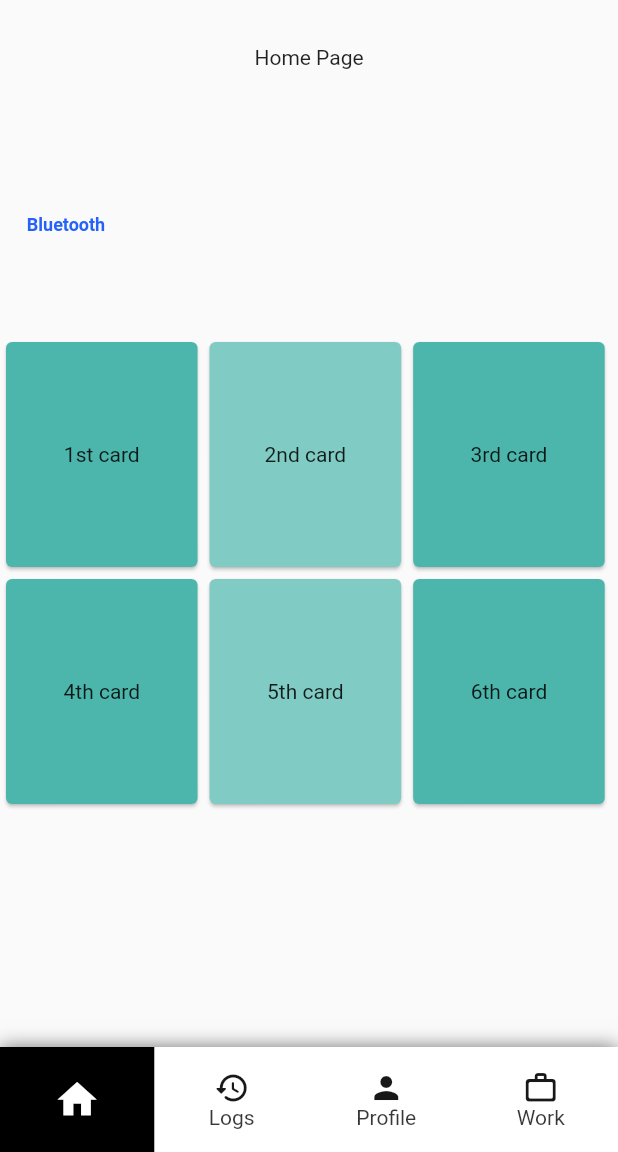
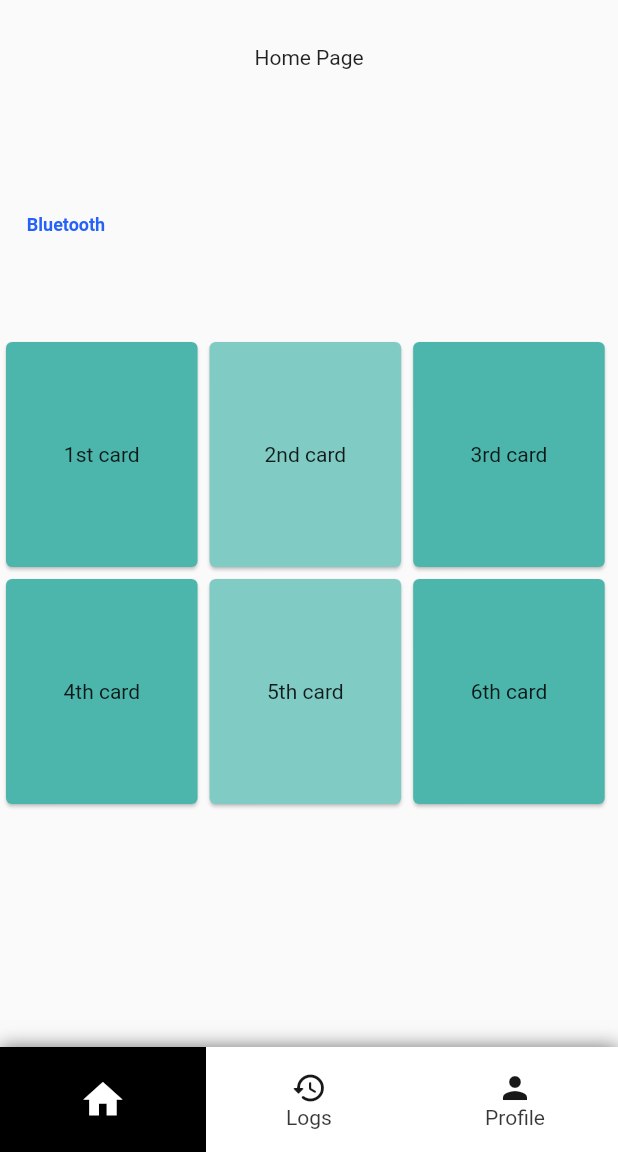
Before and after one commit to Tense-Turtles/MedProdigy-app, a Flutter app: the screen it shows after launch, on a phone screen of 412 x 824 dp, the part 84-1236 px from its top. Run offline on Flutter 3.47's test engine with Material 2 defaults, Android fonts, the phone set to English and light mode, and no system bars; our stand-ins replace cloud_firestore, firebase_auth, firebase_core, flutter_bluetooth_serial, sqflite; accounts and stored records are empty.

Commit message:
removed nav

```diff
--- a/lib/ui/home_view.dart
+++ b/lib/ui/home_view.dart
@@ -181,7 +181,7 @@ class _HomeViewState extends State<HomeView> {
           CustomBottomBoxBarItem(Icons.home, Text('Home')),
           CustomBottomBoxBarItem(Icons.history_rounded, Text('Logs')),
           CustomBottomBoxBarItem(Icons.person, Text('Profile')),
-          CustomBottomBoxBarItem(Icons.work_outline_rounded, Text('Work')),
+          // CustomBottomBoxBarItem(Icons.work_outline_rounded, Text('Work')),
         ],
       ),
 
```
